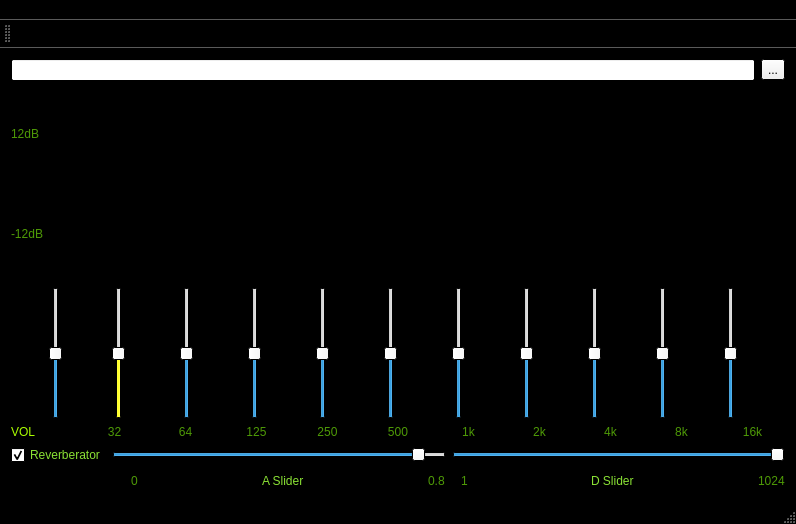
This is mainwindow.ui in carpco/ProjectDSP as Qt 5 draws it before an edit. The edited form follows.
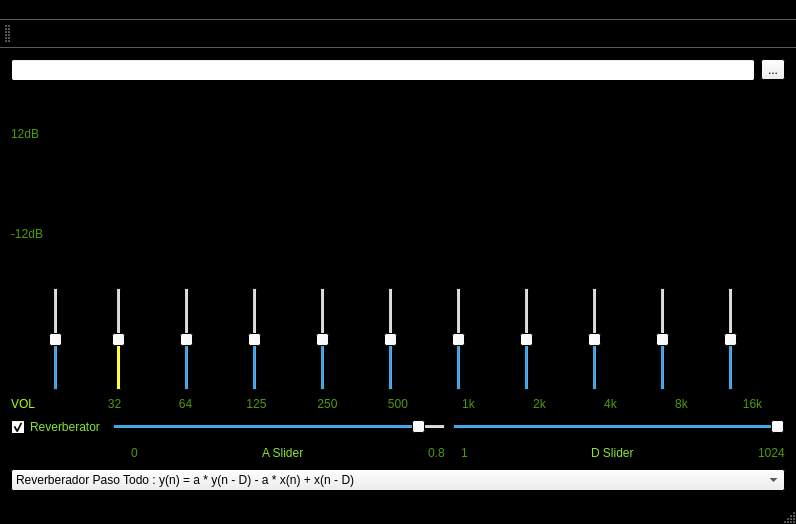
This is the edited form. Icons and pictures are not drawn.

What changed in the file:
```diff
--- a/mainwindow.ui
+++ b/mainwindow.ui
@@ -1084,6 +1084,20 @@
       </item>
      </layout>
     </item>
+    <item>
+     <widget class="QComboBox" name="reverbComboBox">
+      <item>
+       <property name="text">
+        <string>Reverberador Paso Todo : y(n) = a * y(n - D) - a * x(n) + x(n - D)</string>
+       </property>
+      </item>
+      <item>
+       <property name="text">
+        <string>Reverberador Simple :  y(n) = x(n) + a * y(n - D)</string>
+       </property>
+      </item>
+     </widget>
+    </item>
    </layout>
   </widget>
   <widget class="QMenuBar" name="menuBar">
```
